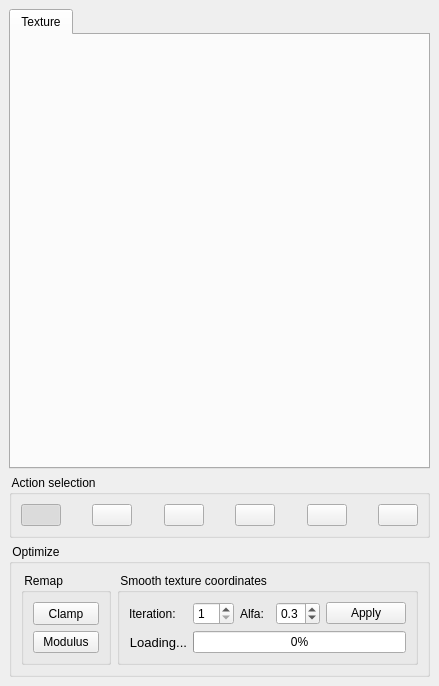
Qt form src/fgt/edit_texture/textureeditor.ui (cnr-isti-vclab/meshlab) before a commit.
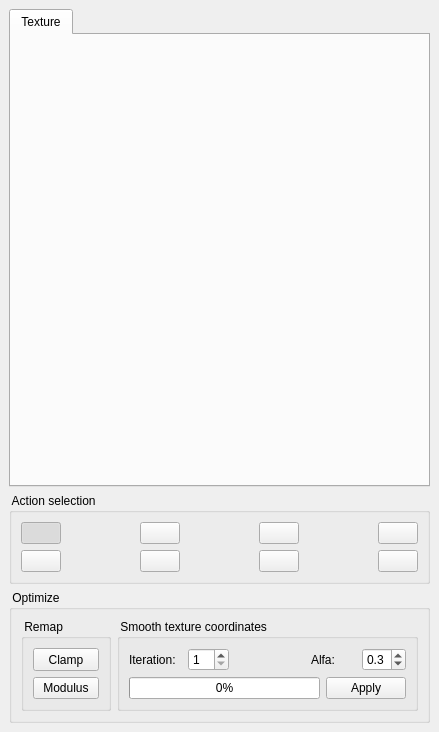
The same form after that commit. Icons and pictures are not drawn.

Commit message: Added flip function, improved interface

```diff
--- a/src/fgt/edit_texture/textureeditor.ui
+++ b/src/fgt/edit_texture/textureeditor.ui
@@ -6,7 +6,7 @@
     <x>0</x>
     <y>0</y>
     <width>439</width>
-    <height>686</height>
+    <height>732</height>
    </rect>
   </property>
   <property name="windowTitle" >
@@ -36,14 +36,143 @@
      <property name="title" >
       <string> Action selection </string>
      </property>
-     <layout class="QHBoxLayout" >
+     <layout class="QGridLayout" >
       <property name="margin" >
        <number>9</number>
       </property>
       <property name="spacing" >
        <number>6</number>
       </property>
-      <item>
+      <item row="0" column="5" >
+       <spacer>
+        <property name="orientation" >
+         <enum>Qt::Horizontal</enum>
+        </property>
+        <property name="sizeHint" >
+         <size>
+          <width>40</width>
+          <height>20</height>
+         </size>
+        </property>
+       </spacer>
+      </item>
+      <item row="0" column="3" >
+       <spacer>
+        <property name="orientation" >
+         <enum>Qt::Horizontal</enum>
+        </property>
+        <property name="sizeHint" >
+         <size>
+          <width>40</width>
+          <height>20</height>
+         </size>
+        </property>
+       </spacer>
+      </item>
+      <item row="0" column="1" >
+       <spacer>
+        <property name="orientation" >
+         <enum>Qt::Horizontal</enum>
+        </property>
+        <property name="sizeHint" >
+         <size>
+          <width>40</width>
+          <height>20</height>
+         </size>
+        </property>
+       </spacer>
+      </item>
+      <item row="0" column="6" >
+       <widget class="QPushButton" name="vertexButton" >
+        <property name="sizePolicy" >
+         <sizepolicy>
+          <hsizetype>0</hsizetype>
+          <vsizetype>0</vsizetype>
+          <horstretch>0</horstretch>
+          <verstretch>0</verstretch>
+         </sizepolicy>
+        </property>
+        <property name="toolTip" >
+         <string>Allow the selection of vertexes inside a dragged area</string>
+        </property>
+        <property name="text" >
+         <string/>
+        </property>
+        <property name="icon" >
+         <iconset resource="meshlab.qrc" >:/images/selver.png</iconset>
+        </property>
+        <property name="iconSize" >
+         <size>
+          <width>32</width>
+          <height>32</height>
+         </size>
+        </property>
+        <property name="checkable" >
+         <bool>true</bool>
+        </property>
+       </widget>
+      </item>
+      <item row="0" column="4" >
+       <widget class="QPushButton" name="connectedButton" >
+        <property name="sizePolicy" >
+         <sizepolicy>
+          <hsizetype>0</hsizetype>
+          <vsizetype>0</vsizetype>
+          <horstretch>0</horstretch>
+          <verstretch>0</verstretch>
+         </sizepolicy>
+        </property>
+        <property name="toolTip" >
+         <string>Allow the selection of connected component</string>
+        </property>
+        <property name="text" >
+         <string/>
+        </property>
+        <property name="icon" >
+         <iconset resource="meshlab.qrc" >:/images/selcon.png</iconset>
+        </property>
+        <property name="iconSize" >
+         <size>
+          <width>32</width>
+          <height>32</height>
+         </size>
+        </property>
+        <property name="checkable" >
+         <bool>true</bool>
+        </property>
+       </widget>
+      </item>
+      <item row="0" column="2" >
+       <widget class="QPushButton" name="selectButton" >
+        <property name="sizePolicy" >
+         <sizepolicy>
+          <hsizetype>0</hsizetype>
+          <vsizetype>0</vsizetype>
+          <horstretch>0</horstretch>
+          <verstretch>0</verstretch>
+         </sizepolicy>
+        </property>
+        <property name="toolTip" >
+         <string>Allow the selection of faces inside a dragged area</string>
+        </property>
+        <property name="text" >
+         <string/>
+        </property>
+        <property name="icon" >
+         <iconset resource="meshlab.qrc" >:/images/selarea.png</iconset>
+        </property>
+        <property name="iconSize" >
+         <size>
+          <width>32</width>
+          <height>32</height>
+         </size>
+        </property>
+        <property name="checkable" >
+         <bool>true</bool>
+        </property>
+       </widget>
+      </item>
+      <item row="0" column="0" >
        <widget class="QPushButton" name="moveButton" >
         <property name="sizePolicy" >
          <sizepolicy>
@@ -76,192 +205,7 @@
         </property>
        </widget>
       </item>
-      <item>
-       <spacer>
-        <property name="orientation" >
-         <enum>Qt::Horizontal</enum>
-        </property>
-        <property name="sizeHint" >
-         <size>
-          <width>40</width>
-          <height>20</height>
-         </size>
-        </property>
-       </spacer>
-      </item>
-      <item>
-       <widget class="QPushButton" name="selectButton" >
-        <property name="sizePolicy" >
-         <sizepolicy>
-          <hsizetype>0</hsizetype>
-          <vsizetype>0</vsizetype>
-          <horstretch>0</horstretch>
-          <verstretch>0</verstretch>
-         </sizepolicy>
-        </property>
-        <property name="toolTip" >
-         <string>Allow the selection of faces inside a dragged area</string>
-        </property>
-        <property name="text" >
-         <string/>
-        </property>
-        <property name="icon" >
-         <iconset resource="meshlab.qrc" >:/images/selarea.png</iconset>
-        </property>
-        <property name="iconSize" >
-         <size>
-          <width>32</width>
-          <height>32</height>
-         </size>
-        </property>
-        <property name="checkable" >
-         <bool>true</bool>
-        </property>
-       </widget>
-      </item>
-      <item>
-       <spacer>
-        <property name="orientation" >
-         <enum>Qt::Horizontal</enum>
-        </property>
-        <property name="sizeHint" >
-         <size>
-          <width>40</width>
-          <height>20</height>
-         </size>
-        </property>
-       </spacer>
-      </item>
-      <item>
-       <widget class="QPushButton" name="connectedButton" >
-        <property name="sizePolicy" >
-         <sizepolicy>
-          <hsizetype>0</hsizetype>
-          <vsizetype>0</vsizetype>
-          <horstretch>0</horstretch>
-          <verstretch>0</verstretch>
-         </sizepolicy>
-        </property>
-        <property name="toolTip" >
-         <string>Allow the selection of connected component</string>
-        </property>
-        <property name="text" >
-         <string/>
-        </property>
-        <property name="icon" >
-         <iconset resource="meshlab.qrc" >:/images/selcon.png</iconset>
-        </property>
-        <property name="iconSize" >
-         <size>
-          <width>32</width>
-          <height>32</height>
-         </size>
-        </property>
-        <property name="checkable" >
-         <bool>true</bool>
-        </property>
-       </widget>
-      </item>
-      <item>
-       <spacer>
-        <property name="orientation" >
-         <enum>Qt::Horizontal</enum>
-        </property>
-        <property name="sizeHint" >
-         <size>
-          <width>40</width>
-          <height>20</height>
-         </size>
-        </property>
-       </spacer>
-      </item>
-      <item>
-       <widget class="QPushButton" name="vertexButton" >
-        <property name="sizePolicy" >
-         <sizepolicy>
-          <hsizetype>0</hsizetype>
-          <vsizetype>0</vsizetype>
-          <horstretch>0</horstretch>
-          <verstretch>0</verstretch>
-         </sizepolicy>
-        </property>
-        <property name="toolTip" >
-         <string>Allow the selection of vertexes inside a dragged area</string>
-        </property>
-        <property name="text" >
-         <string/>
-        </property>
-        <property name="icon" >
-         <iconset resource="meshlab.qrc" >:/images/selver.png</iconset>
-        </property>
-        <property name="iconSize" >
-         <size>
-          <width>32</width>
-          <height>32</height>
-         </size>
-        </property>
-        <property name="checkable" >
-         <bool>true</bool>
-        </property>
-       </widget>
-      </item>
-      <item>
-       <spacer>
-        <property name="orientation" >
-         <enum>Qt::Horizontal</enum>
-        </property>
-        <property name="sizeHint" >
-         <size>
-          <width>40</width>
-          <height>20</height>
-         </size>
-        </property>
-       </spacer>
-      </item>
-      <item>
-       <widget class="QPushButton" name="invertButton" >
-        <property name="sizePolicy" >
-         <sizepolicy>
-          <hsizetype>0</hsizetype>
-          <vsizetype>0</vsizetype>
-          <horstretch>0</horstretch>
-          <verstretch>0</verstretch>
-         </sizepolicy>
-        </property>
-        <property name="toolTip" >
-         <string>Invert selected faces/vertexes</string>
-        </property>
-        <property name="text" >
-         <string/>
-        </property>
-        <property name="icon" >
-         <iconset resource="meshlab.qrc" >:/images/invertsel.png</iconset>
-        </property>
-        <property name="iconSize" >
-         <size>
-          <width>32</width>
-          <height>32</height>
-         </size>
-        </property>
-        <property name="checkable" >
-         <bool>false</bool>
-        </property>
-       </widget>
-      </item>
-      <item>
-       <spacer>
-        <property name="orientation" >
-         <enum>Qt::Horizontal</enum>
-        </property>
-        <property name="sizeHint" >
-         <size>
-          <width>40</width>
-          <height>20</height>
-         </size>
-        </property>
-       </spacer>
-      </item>
-      <item>
+      <item row="1" column="6" >
        <widget class="QPushButton" name="cancelButton" >
         <property name="sizePolicy" >
          <sizepolicy>
@@ -291,6 +235,96 @@
         </property>
        </widget>
       </item>
+      <item row="1" column="4" >
+       <widget class="QPushButton" name="invertButton" >
+        <property name="sizePolicy" >
+         <sizepolicy>
+          <hsizetype>0</hsizetype>
+          <vsizetype>0</vsizetype>
+          <horstretch>0</horstretch>
+          <verstretch>0</verstretch>
+         </sizepolicy>
+        </property>
+        <property name="toolTip" >
+         <string>Invert selected faces/vertexes</string>
+        </property>
+        <property name="text" >
+         <string/>
+        </property>
+        <property name="icon" >
+         <iconset resource="meshlab.qrc" >:/images/invertsel.png</iconset>
+        </property>
+        <property name="iconSize" >
+         <size>
+          <width>32</width>
+          <height>32</height>
+         </size>
+        </property>
+        <property name="checkable" >
+         <bool>false</bool>
+        </property>
+       </widget>
+      </item>
+      <item row="1" column="2" >
+       <widget class="QPushButton" name="flipVButton" >
+        <property name="sizePolicy" >
+         <sizepolicy>
+          <hsizetype>0</hsizetype>
+          <vsizetype>0</vsizetype>
+          <horstretch>0</horstretch>
+          <verstretch>0</verstretch>
+         </sizepolicy>
+        </property>
+        <property name="toolTip" >
+         <string>Flip selected faces vertically</string>
+        </property>
+        <property name="text" >
+         <string/>
+        </property>
+        <property name="icon" >
+         <iconset resource="meshlab.qrc" >:/images/flipV.png</iconset>
+        </property>
+        <property name="iconSize" >
+         <size>
+          <width>32</width>
+          <height>32</height>
+         </size>
+        </property>
+        <property name="checkable" >
+         <bool>false</bool>
+        </property>
+       </widget>
+      </item>
+      <item row="1" column="0" >
+       <widget class="QPushButton" name="flipHButton" >
+        <property name="sizePolicy" >
+         <sizepolicy>
+          <hsizetype>0</hsizetype>
+          <vsizetype>0</vsizetype>
+          <horstretch>0</horstretch>
+          <verstretch>0</verstretch>
+         </sizepolicy>
+        </property>
+        <property name="toolTip" >
+         <string>Flip selected faces horizzontally</string>
+        </property>
+        <property name="text" >
+         <string/>
+        </property>
+        <property name="icon" >
+         <iconset resource="meshlab.qrc" >:/images/flipH.png</iconset>
+        </property>
+        <property name="iconSize" >
+         <size>
+          <width>32</width>
+          <height>32</height>
+         </size>
+        </property>
+        <property name="checkable" >
+         <bool>false</bool>
+        </property>
+       </widget>
+      </item>
      </layout>
     </widget>
    </item>
@@ -371,14 +405,14 @@
          <property name="spacing" >
           <number>6</number>
          </property>
-         <item row="0" column="2" >
-          <widget class="QLabel" name="label_5" >
+         <item row="0" column="0" >
+          <widget class="QLabel" name="label" >
            <property name="text" >
-            <string>Alfa:</string>
+            <string>Iteration:</string>
            </property>
           </widget>
          </item>
-         <item row="0" column="3" >
+         <item row="0" column="6" >
           <widget class="QDoubleSpinBox" name="spinBoxAlfa" >
            <property name="decimals" >
             <number>1</number>
@@ -394,14 +428,27 @@
            </property>
           </widget>
          </item>
-         <item row="0" column="4" >
-          <widget class="QPushButton" name="smoothButton" >
+         <item row="0" column="3" >
+          <spacer>
+           <property name="orientation" >
+            <enum>Qt::Horizontal</enum>
+           </property>
+           <property name="sizeHint" >
+            <size>
+             <width>40</width>
+             <height>20</height>
+            </size>
+           </property>
+          </spacer>
+         </item>
+         <item row="0" column="4" colspan="2" >
+          <widget class="QLabel" name="label_5" >
            <property name="text" >
-            <string>Apply</string>
+            <string>Alfa:</string>
            </property>
           </widget>
          </item>
-         <item row="0" column="1" >
+         <item row="0" column="2" >
           <widget class="QSpinBox" name="spinBoxIteration" >
            <property name="maximum" >
             <number>10</number>
@@ -414,11 +461,15 @@
            </property>
           </widget>
          </item>
-         <item row="1" column="1" colspan="4" >
+         <item row="1" column="5" colspan="2" >
+          <widget class="QPushButton" name="smoothButton" >
+           <property name="text" >
+            <string>Apply</string>
+           </property>
+          </widget>
+         </item>
+         <item row="1" column="0" colspan="5" >
           <widget class="QProgressBar" name="progressBar" >
-           <property name="maximum" >
-            <number>100</number>
-           </property>
            <property name="value" >
             <number>0</number>
            </property>
@@ -427,37 +478,6 @@
            </property>
           </widget>
          </item>
-         <item row="1" column="0" >
-          <widget class="QLabel" name="StatusLabel" >
-           <property name="font" >
-            <font>
-             <family>MS Shell Dlg 2</family>
-             <pointsize>10</pointsize>
-             <weight>50</weight>
-             <italic>false</italic>
-             <bold>false</bold>
-             <underline>false</underline>
-             <strikeout>false</strikeout>
-            </font>
-           </property>
-           <property name="text" >
-            <string>Loading...</string>
-           </property>
-           <property name="alignment" >
-            <set>Qt::AlignRight|Qt::AlignTrailing|Qt::AlignVCenter</set>
-           </property>
-           <property name="buddy" >
-            <cstring></cstring>
-           </property>
-          </widget>
-         </item>
-         <item row="0" column="0" >
-          <widget class="QLabel" name="label" >
-           <property name="text" >
-            <string>Iteration:</string>
-           </property>
-          </widget>
-         </item>
         </layout>
        </widget>
       </item>
```
The commit also changes 7 other files.
